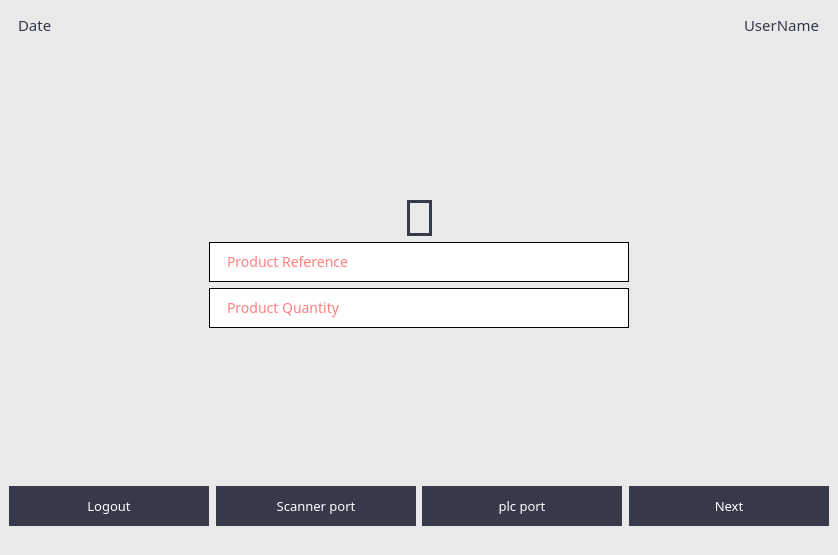
Above: ui/user.ui from HamzaMPSY/qt_app_mts before the change. Below: the same form after it.
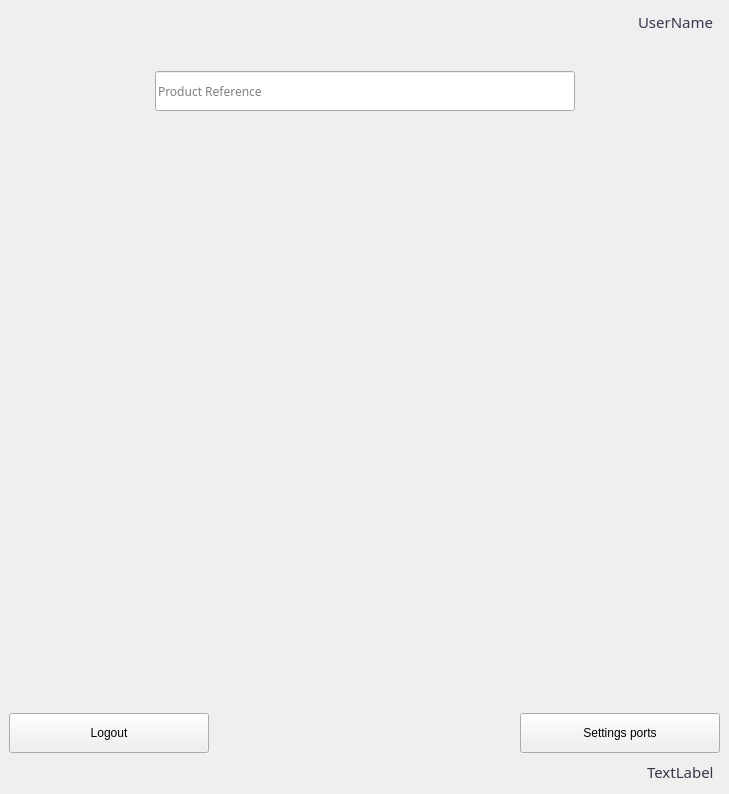
That is the form after the change. Icons and pictures are not drawn.

```diff
--- a/ui/user.ui
+++ b/ui/user.ui
@@ -6,58 +6,23 @@
    <rect>
     <x>0</x>
     <y>0</y>
-    <width>838</width>
-    <height>555</height>
+    <width>729</width>
+    <height>794</height>
    </rect>
   </property>
   <property name="windowTitle">
    <string>MainWindow</string>
   </property>
   <property name="styleSheet">
-   <string notr="true">#MainWindow{
-background-color : #e9e9e9;
-
-}
-
-QPushButton {
-  font-family: sans-serif;
+   <string notr="true">QLabel {
+font-family: sans-serif;
   text-transform: uppercase;
   outline: 0;
-  background: #35394a;
-  border: 10px;
-  padding: 10px;
-  color: #FFFFFF;
-  font-size: 13px;
-}
-
-
-
-QLabel{
-  font-family: sans-serif;
-  text-transform: uppercase;
-  outline: 0;
-  background: #e9e9e9;
   border: 1px;
-  padding: 5px;
+  padding: 2px;
   color: #35394a;
   font-size: 15px;
-}
-
-QLineEdit{
-  font-family:  sans-serif;
-  outline: 0;
-  width: 100%;
-  border: 1;
-border-style: solid;
-  padding-left: 15px;
-  font-size: 14px;
-  color: rgb(255, 0, 0);
-}
-
-#label{
-border: 3px solid #35394a;
-}
-</string>
+}</string>
   </property>
   <property name="inputMethodHints">
    <set>Qt::ImhFormattedNumbersOnly</set>
@@ -67,19 +32,28 @@
     <item>
      <layout class="QHBoxLayout" name="horizontalLayout">
       <item>
-       <widget class="QLabel" name="dateLabel">
-        <property name="minimumSize">
-         <size>
-          <width>100</width>
-          <height>20</height>
-         </size>
+       <widget class="QLabel" name="logo1">
+        <property name="text">
+         <string/>
         </property>
-        <property name="styleSheet">
-         <string notr="true">font: 63 10pt &quot;Segoe UI Semibold&quot;;
-</string>
+        <property name="pixmap">
+         <pixmap>../assets/logo-small.png</pixmap>
         </property>
+        <property name="scaledContents">
+         <bool>false</bool>
+        </property>
+       </widget>
+      </item>
+      <item>
+       <widget class="QLabel" name="logo2">
         <property name="text">
-         <string>Date</string>
+         <string/>
+        </property>
+        <property name="pixmap">
+         <pixmap>../assets/logo-csmall.png</pixmap>
+        </property>
+        <property name="scaledContents">
+         <bool>true</bool>
         </property>
        </widget>
       </item>
@@ -109,19 +83,6 @@
       </item>
      </layout>
     </item>
-    <item>
-     <spacer name="verticalSpacer_2">
-      <property name="orientation">
-       <enum>Qt::Vertical</enum>
-      </property>
-      <property name="sizeHint" stdset="0">
-       <size>
-        <width>20</width>
-        <height>40</height>
-       </size>
-      </property>
-     </spacer>
-    </item>
     <item>
      <layout class="QHBoxLayout" name="horizontalLayout_3">
       <item>
@@ -200,7 +161,6 @@
         <property name="font">
          <font>
           <family>sans-serif</family>
-          <pointsize>-1</pointsize>
          </font>
         </property>
         <property name="placeholderText">
@@ -223,84 +183,11 @@
       </item>
      </layout>
     </item>
-    <item>
-     <layout class="QHBoxLayout" name="horizontalLayout_6">
-      <item>
-       <spacer name="horizontalSpacer_5">
-        <property name="orientation">
-         <enum>Qt::Horizontal</enum>
-        </property>
-        <property name="sizeHint" stdset="0">
-         <size>
-          <width>40</width>
-          <height>20</height>
-         </size>
-        </property>
-       </spacer>
-      </item>
-      <item>
-       <widget class="QLineEdit" name="QTxtQuan">
-        <property name="minimumSize">
-         <size>
-          <width>420</width>
-          <height>40</height>
-         </size>
-        </property>
-        <property name="font">
-         <font>
-          <family>sans-serif</family>
-          <pointsize>-1</pointsize>
-         </font>
-        </property>
-        <property name="toolTip">
-         <string/>
-        </property>
-        <property name="accessibleName">
-         <string/>
-        </property>
-        <property name="inputMethodHints">
-         <set>Qt::ImhPreferNumbers|Qt::ImhUppercaseOnly</set>
-        </property>
-        <property name="text">
-         <string/>
-        </property>
-        <property name="echoMode">
-         <enum>QLineEdit::Normal</enum>
-        </property>
-        <property name="placeholderText">
-         <string>Product Quantity</string>
-        </property>
-        <property name="cursorMoveStyle">
-         <enum>Qt::LogicalMoveStyle</enum>
-        </property>
-        <property name="clearButtonEnabled">
-         <bool>false</bool>
-        </property>
-       </widget>
-      </item>
-      <item>
-       <spacer name="horizontalSpacer_6">
-        <property name="orientation">
-         <enum>Qt::Horizontal</enum>
-        </property>
-        <property name="sizeHint" stdset="0">
-         <size>
-          <width>40</width>
-          <height>20</height>
-         </size>
-        </property>
-       </spacer>
-      </item>
-     </layout>
-    </item>
     <item>
      <spacer name="verticalSpacer">
       <property name="orientation">
        <enum>Qt::Vertical</enum>
       </property>
-      <property name="sizeType">
-       <enum>QSizePolicy::Expanding</enum>
-      </property>
       <property name="sizeHint" stdset="0">
        <size>
         <width>20</width>
@@ -346,76 +233,35 @@
          </size>
         </property>
         <property name="text">
-         <string>Scanner port</string>
-        </property>
-       </widget>
-      </item>
-      <item>
-       <spacer name="horizontalSpacer_10">
-        <property name="orientation">
-         <enum>Qt::Horizontal</enum>
-        </property>
-        <property name="sizeHint" stdset="0">
-         <size>
-          <width>40</width>
-          <height>20</height>
-         </size>
-        </property>
-       </spacer>
-      </item>
-      <item>
-       <widget class="QPushButton" name="btnplc">
-        <property name="minimumSize">
-         <size>
-          <width>200</width>
-          <height>40</height>
-         </size>
-        </property>
-        <property name="text">
-         <string>plc port</string>
-        </property>
-       </widget>
-      </item>
-      <item>
-       <spacer name="horizontalSpacer_11">
-        <property name="orientation">
-         <enum>Qt::Horizontal</enum>
-        </property>
-        <property name="sizeHint" stdset="0">
-         <size>
-          <width>40</width>
-          <height>20</height>
-         </size>
-        </property>
-       </spacer>
-      </item>
-      <item>
-       <widget class="QPushButton" name="btnNext">
-        <property name="minimumSize">
-         <size>
-          <width>200</width>
-          <height>40</height>
-         </size>
-        </property>
-        <property name="text">
-         <string>Next</string>
+         <string>Settings ports</string>
         </property>
        </widget>
       </item>
      </layout>
     </item>
     <item>
-     <spacer name="horizontalSpacer_9">
-      <property name="orientation">
-       <enum>Qt::Horizontal</enum>
-      </property>
-      <property name="sizeHint" stdset="0">
-       <size>
-        <width>40</width>
-        <height>20</height>
-       </size>
-      </property>
-     </spacer>
+     <layout class="QHBoxLayout" name="horizontalLayout_4">
+      <item>
+       <spacer name="horizontalSpacer_5">
+        <property name="orientation">
+         <enum>Qt::Horizontal</enum>
+        </property>
+        <property name="sizeHint" stdset="0">
+         <size>
+          <width>40</width>
+          <height>20</height>
+         </size>
+        </property>
+       </spacer>
+      </item>
+      <item>
+       <widget class="QLabel" name="dateLabel">
+        <property name="text">
+         <string>TextLabel</string>
+        </property>
+       </widget>
+      </item>
+     </layout>
     </item>
    </layout>
   </widget>
```
Left out of the diff: 2 changed lines with no effect on the pictures.
